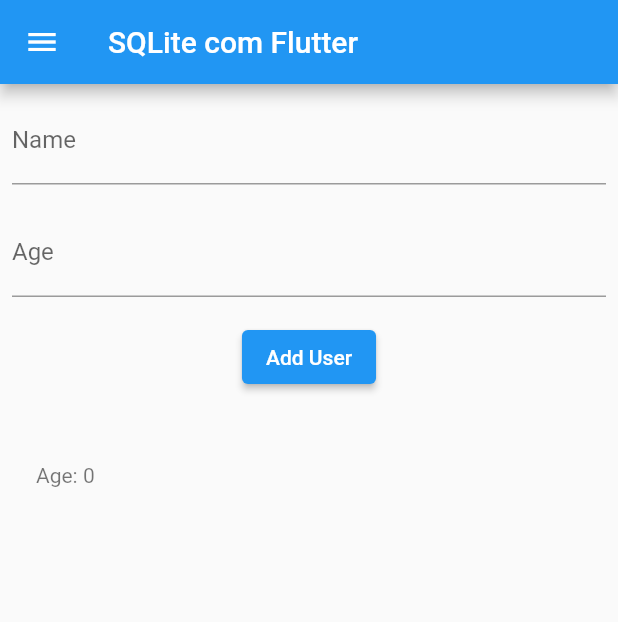
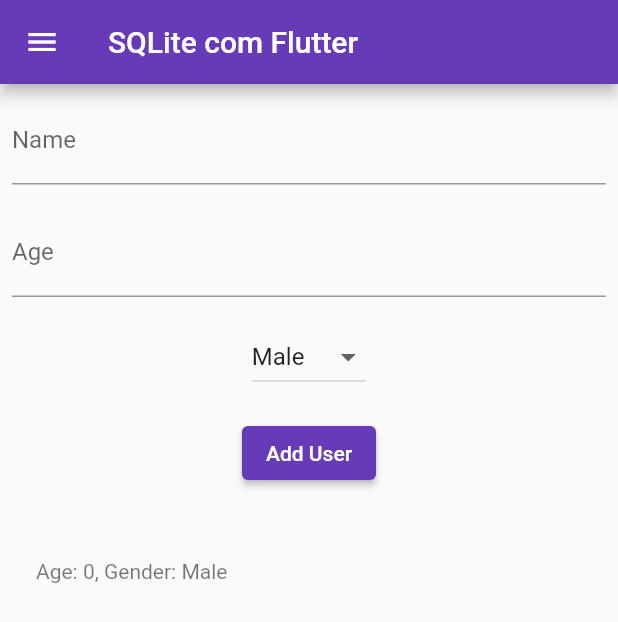
Before and after one commit to Tamicktom/flutter_sqlite, a Flutter app: the screen it shows after launch, after a tap on "Add User", on a phone screen of 412 x 824 dp. Shown: the top 622 px of the screen. Run offline on Flutter 3.47's test engine with Material 2 defaults, Android fonts, the phone set to English and light mode, and no system bars; our stand-ins replace sqflite; accounts and stored records are empty.

Commit message:
add gender

```diff
--- a/lib/main.dart
+++ b/lib/main.dart
@@ -1,11 +1,8 @@
-//* Libraries imports
 import 'package:flutter/material.dart';
 import 'package:sqflite/sqflite.dart';
 import 'package:path/path.dart';
 
-//* Components imports
-import "./drawer.dart";
-import "db.dart";
+import 'drawer.dart';
 
 void main() => runApp(const MyApp());
 
@@ -14,9 +11,10 @@ class MyApp extends StatelessWidget {
 
   @override
   Widget build(BuildContext context) {
-    return const MaterialApp(
+    return MaterialApp(
+      theme: ThemeData(primarySwatch: Colors.deepPurple),
       title: 'SQLite in Flutter',
-      home: HomeScreen(),
+      home: const HomeScreen(),
     );
   }
 }
@@ -31,6 +29,7 @@ class HomeScreen extends StatefulWidget {
 class _HomeScreenState extends State<HomeScreen> {
   TextEditingController nameController = TextEditingController();
   TextEditingController ageController = TextEditingController();
+  String gender = 'Male'; // Default gender value
 
   late Future<Database> database;
 
@@ -42,16 +41,19 @@ class _HomeScreenState extends State<HomeScreen> {
   }
 
   Future<Database> _openDatabase() async {
-    // Get a location using getDatabasesPath
     String databasesPath = await getDatabasesPath();
     String dbPath = join(databasesPath, 'my_database.db');
 
-    // Open the database with the path and a version
-    return await openDatabase(dbPath, version: 1, onCreate: _onCreate);
+    return await openDatabase(
+      dbPath,
+      version: 2, // Increase the version to trigger migration
+      onCreate: _onCreate,
+      onUpgrade: _onUpgrade, // Call the onUpgrade method
+    );
   }
 
   Future<void> _onCreate(Database db, int version) async {
-    // Create the table
+    // Create the table without the 'gender' column
     await db.execute('''
     CREATE TABLE IF NOT EXISTS users(
       id INTEGER PRIMARY KEY,
@@ -61,10 +63,18 @@ class _HomeScreenState extends State<HomeScreen> {
   ''');
   }
 
-  Future<void> _insertUser(Database db, String name, int age) async {
+  Future<void> _onUpgrade(Database db, int oldVersion, int newVersion) async {
+    if (oldVersion < 2) {
+      // Add the 'gender' column to the existing table
+      await db.execute('ALTER TABLE users ADD COLUMN gender TEXT');
+    }
+  }
+
+  Future<void> _insertUser(
+      Database db, String name, int age, String gender) async {
     await db.insert(
       'users',
-      {'name': name, 'age': age},
+      {'name': name, 'age': age, 'gender': gender},
       conflictAlgorithm: ConflictAlgorithm.replace,
     );
   }
@@ -95,14 +105,31 @@ class _HomeScreenState extends State<HomeScreen> {
               keyboardType: TextInputType.number,
             ),
             const SizedBox(height: 16.0),
+            DropdownButton<String>(
+              value: gender,
+              onChanged: (String? newValue) {
+                setState(() {
+                  gender = newValue!;
+                });
+              },
+              items: <String>['Male', 'Female', 'Other']
+                  .map<DropdownMenuItem<String>>((String value) {
+                return DropdownMenuItem<String>(
+                  value: value,
+                  child: Text(value),
+                );
+              }).toList(),
+            ),
+            const SizedBox(height: 16.0),
             ElevatedButton(
               onPressed: () {
                 final name = nameController.text;
                 final age = int.tryParse(ageController.text) ?? 0;
-                database.then((db) => _insertUser(db, name, age));
+                database.then((db) => _insertUser(db, name, age, gender));
                 setState(() {
                   nameController.clear();
                   ageController.clear();
+                  gender = 'Male'; // Reset gender to default after insertion
                 });
               },
               child: const Text('Add User'),
@@ -123,7 +150,8 @@ class _HomeScreenState extends State<HomeScreen> {
                       itemBuilder: (context, index) {
                         return ListTile(
                           title: Text(users[index]['name']),
-                          subtitle: Text('Age: ${users[index]['age']}'),
+                          subtitle: Text(
+                              'Age: ${users[index]['age']}, Gender: ${users[index]['gender']}'),
                         );
                       },
                     );
```
Also changed, not shown: lib/db.dart (+5 -5 lines). Lines whose indentation alone changed are shown as unchanged.
